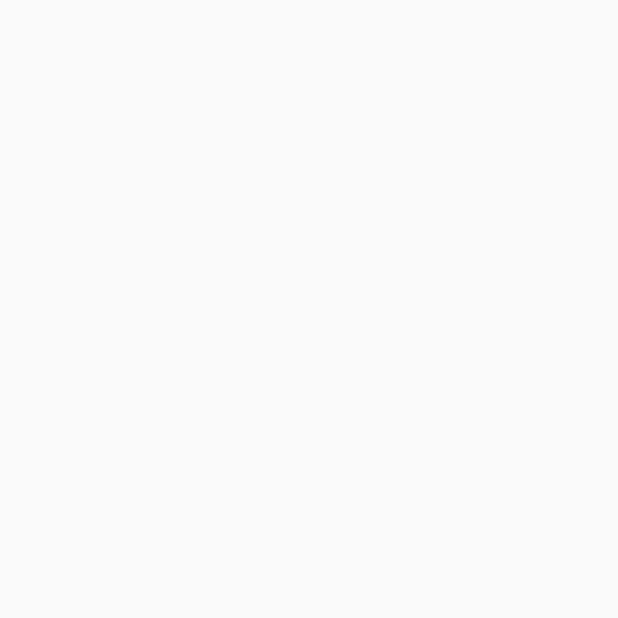
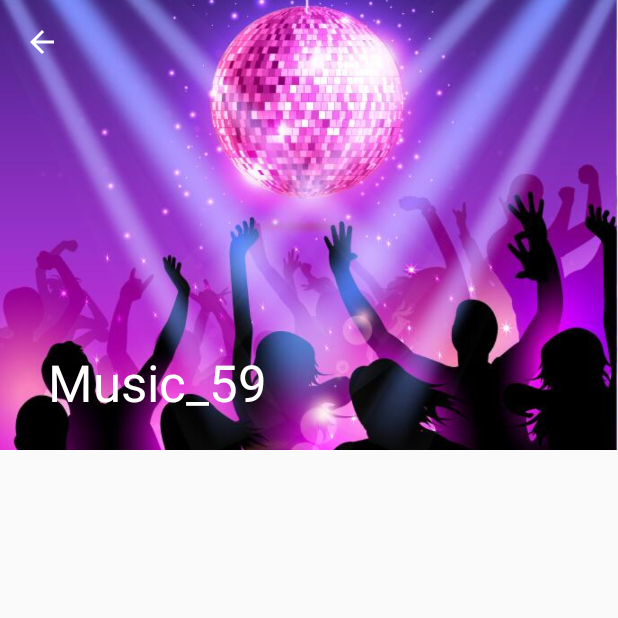
Before and after one commit to mdmahmudurrahman/Music_59, an Android app: the GenresActivity screen opened directly, with no data from a screen before it, on a phone screen of 412 x 824 dp, the top half of it. Before the commit the part shown is empty. Run offline under Robolectric (Android 15) with nearby library versions, the phone set to English and light mode, and no system bars.

Commit message:
7571_genre_screen

```diff
--- a/app/build.gradle
+++ b/app/build.gradle
@@ -27,4 +27,6 @@ dependencies {
     androidTestImplementation 'com.android.support.test.espresso:espresso-core:3.0.2'
     implementation 'com.android.support:design:28.0.0'
     implementation 'com.github.bumptech.glide:glide:4.9.0'
+    implementation 'com.android.support:recyclerview-v7:28.0.0'
+    implementation 'com.android.support:cardview-v7:28.0.0'
 }
--- /dev/null
+++ b/app/src/main/java/com/example/dung/music_59/ui/adapter/TracksAdapter.java
@@ -0,0 +1,82 @@
+package com.example.dung.music_59.ui.adapter;
+
+import android.content.Context;
+import android.support.annotation.NonNull;
+import android.support.v7.widget.RecyclerView;
+import android.view.LayoutInflater;
+import android.view.View;
+import android.view.ViewGroup;
+import android.widget.ImageView;
+import android.widget.TextView;
+
+import com.example.dung.music_59.R;
+import com.example.dung.music_59.data.model.Track;
+
+import java.util.List;
+
+public class TracksAdapter extends RecyclerView.Adapter<TracksAdapter.ViewHolder> {
+    private Context mContext;
+    private List<Track> mTracks;
+    private LayoutInflater mInflater;
+    private onClickTrackListener mTrackListener;
+
+    public TracksAdapter(Context context, List<Track> tracks) {
+        mContext = context;
+        mTracks = tracks;
+        mInflater = LayoutInflater.from(mContext);
+    }
+
+    @NonNull
+    @Override
+    public ViewHolder onCreateViewHolder(@NonNull ViewGroup viewGroup, int i) {
+        View view = mInflater.inflate(R.layout.custom_item_genres, viewGroup, false);
+        return new ViewHolder(view, mTrackListener);
+    }
+
+    @Override
+    public void onBindViewHolder(@NonNull ViewHolder viewHolder, int i) {
+        viewHolder.onBindView(mTracks.get(i));
+    }
+
+    @Override
+    public int getItemCount() {
+        return mTracks == null ? 0 : mTracks.size();
+    }
+
+    public class ViewHolder extends RecyclerView.ViewHolder implements View.OnClickListener {
+        private ImageView mImageTrack;
+        private TextView mTextNameTrack;
+        private TextView mTextNameArtist;
+        private ImageView mImageFavorite;
+        private ImageView mImageDowload;
+        private onClickTrackListener mTrackListener;
+        public ViewHolder(@NonNull View itemView, onClickTrackListener trackListener) {
+            super(itemView);
+            mImageTrack = itemView.findViewById(R.id.image_track);
+            mTextNameTrack = itemView.findViewById(R.id.text_name_track);
+            mTextNameArtist = itemView.findViewById(R.id.text_name_artist);
+            mImageDowload = itemView.findViewById(R.id.image_dowload);
+            mImageFavorite = itemView.findViewById(R.id.image_favorite);
+            mTrackListener = trackListener;
+        }
+
+        public void onBindView(Track track){
+            mTextNameTrack.setText(track.getTitle());
+            mTextNameArtist.setText(track.getArtist());
+            itemView.setOnClickListener(this);
+        }
+
+        @Override
+        public void onClick(View view) {
+            mTrackListener.onTrackClick();
+        }
+    }
+
+    public interface onClickTrackListener{
+        void onTrackClick();
+    }
+
+    public void setTrackListener(onClickTrackListener trackListener){
+        mTrackListener = trackListener;
+    }
+}
--- a/app/src/main/java/com/example/dung/music_59/ui/genres/GenresActivity.java
+++ b/app/src/main/java/com/example/dung/music_59/ui/genres/GenresActivity.java
@@ -4,15 +4,53 @@ import android.content.Context;
 import android.content.Intent;
 import android.os.Bundle;
 import android.support.v7.app.AppCompatActivity;
+import android.support.v7.widget.RecyclerView;
+import android.support.v7.widget.Toolbar;
+import android.widget.ImageView;
 
 import com.example.dung.music_59.R;
+import com.example.dung.music_59.data.model.Track;
+import com.example.dung.music_59.ui.adapter.TracksAdapter;
 
-public class GenresActivity extends AppCompatActivity {
+import java.util.ArrayList;
+import java.util.List;
+
+public class GenresActivity extends AppCompatActivity implements TracksAdapter.onClickTrackListener {
+    private ImageView mImageGenre;
+    private RecyclerView mRecyclerTrack;
+    private TracksAdapter mTracksAdapter;
+    private List<Track> mTracks;
 
     @Override
     protected void onCreate(Bundle savedInstanceState) {
         super.onCreate(savedInstanceState);
-        setContentView(R.layout.activity_track_genres);
+        setContentView(R.layout.activity_genres);
+
+        initView();
+        setToolbar();
+    }
+
+    @Override
+    public boolean onSupportNavigateUp() {
+        onBackPressed();
+        return true;
+    }
+
+    private void setToolbar() {
+        Toolbar mToolbarGenres;
+        mToolbarGenres = findViewById(R.id.tool_bar_genre);
+        setSupportActionBar(mToolbarGenres);
+        getSupportActionBar().setDisplayHomeAsUpEnabled(true);
+        getSupportActionBar().setDisplayShowHomeEnabled(true);
+    }
+
+    private void initView() {
+        mImageGenre = findViewById(R.id.image_track_genre);
+        mRecyclerTrack = findViewById(R.id.recycler_track_genre);
+        mTracks = new ArrayList<>();
+        mTracksAdapter = new TracksAdapter(getApplicationContext(), mTracks);
+        mRecyclerTrack.setAdapter(mTracksAdapter);
+        mTracksAdapter.setTrackListener(this);
     }
 
     public static Intent getIntent(Context context) {
@@ -20,4 +58,9 @@ public class GenresActivity extends AppCompatActivity {
         return intent;
     }
 
+    @Override
+    public void onTrackClick() {
+
+    }
+
 }
--- /dev/null
+++ b/app/src/main/res/drawable/ic_favorite_border_red_24dp.xml
@@ -0,0 +1,5 @@
+<vector android:height="24dp" android:tint="#FD061D"
+    android:viewportHeight="24.0" android:viewportWidth="24.0"
+    android:width="24dp" xmlns:android="http://schemas.android.com/apk/res/android">
+    <path android:fillColor="#FF000000" android:pathData="M16.5,3c-1.74,0 -3.41,0.81 -4.5,2.09C10.91,3.81 9.24,3 7.5,3 4.42,3 2,5.42 2,8.5c0,3.78 3.4,6.86 8.55,11.54L12,21.35l1.45,-1.32C18.6,15.36 22,12.28 22,8.5 22,5.42 19.58,3 16.5,3zM12.1,18.55l-0.1,0.1 -0.1,-0.1C7.14,14.24 4,11.39 4,8.5 4,6.5 5.5,5 7.5,5c1.54,0 3.04,0.99 3.57,2.36h1.87C13.46,5.99 14.96,5 16.5,5c2,0 3.5,1.5 3.5,3.5 0,2.89 -3.14,5.74 -7.9,10.05z"/>
+</vector>
--- /dev/null
+++ b/app/src/main/res/drawable/ic_file_download_black_24dp.xml
@@ -0,0 +1,5 @@
+<vector android:height="24dp" android:tint="#0D0D0D"
+    android:viewportHeight="24.0" android:viewportWidth="24.0"
+    android:width="24dp" xmlns:android="http://schemas.android.com/apk/res/android">
+    <path android:fillColor="#FF000000" android:pathData="M19,9h-4V3H9v6H5l7,7 7,-7zM5,18v2h14v-2H5z"/>
+</vector>
--- /dev/null
+++ b/app/src/main/res/layout/activity_genres.xml
@@ -0,0 +1,54 @@
+<?xml version="1.0" encoding="utf-8"?>
+
+<android.support.design.widget.CoordinatorLayout
+    xmlns:android="http://schemas.android.com/apk/res/android"
+    android:layout_width="match_parent"
+    android:layout_height="match_parent"
+    xmlns:app="http://schemas.android.com/apk/res-auto"
+    xmlns:tools="http://schemas.android.com/tools"
+    tools:context=".ui.genres.GenresActivity">
+
+    <android.support.design.widget.AppBarLayout
+        android:layout_width="match_parent"
+        android:layout_height="wrap_content"
+        android:theme="@style/ThemeOverlay.AppCompat.Dark.ActionBar">
+
+        <android.support.design.widget.CollapsingToolbarLayout
+            android:layout_width="match_parent"
+            android:layout_height="wrap_content"
+            app:contentScrim="@color/color_primary"
+            app:layout_scrollFlags="scroll|exitUntilCollapsed">
+
+            <ImageView
+                android:id="@+id/image_track_genre"
+                android:layout_width="match_parent"
+                android:layout_height="@dimen/dp_300"
+                android:scaleType="centerCrop"
+                android:src="@drawable/back_ground_genre"
+                app:layout_collapseMode="parallax" />
+
+            <android.support.v7.widget.Toolbar
+                android:id="@+id/tool_bar_genre"
+                android:layout_width="match_parent"
+                android:layout_height="?attr/actionBarSize"
+                app:layout_collapseMode="pin"
+                app:popupTheme="@style/ThemeOverlay.AppCompat.Light" />
+        </android.support.design.widget.CollapsingToolbarLayout>
+
+    </android.support.design.widget.AppBarLayout>
+
+    <android.support.v4.widget.NestedScrollView
+        android:layout_width="match_parent"
+        android:layout_height="match_parent"
+        app:layout_behavior="@string/appbar_scrolling_view_behavior">
+
+        <android.support.v7.widget.RecyclerView
+            android:id="@+id/recycler_track_genre"
+            android:layout_width="match_parent"
+            android:layout_height="match_parent"
+            android:layout_margin="@dimen/dp_5"
+            app:layoutManager="android.support.v7.widget.LinearLayoutManager"/>
+
+    </android.support.v4.widget.NestedScrollView>
+
+</android.support.design.widget.CoordinatorLayout>
--- a/app/src/main/res/layout/activity_track_genres.xml
+++ /dev/null
@@ -1,9 +0,0 @@
-<?xml version="1.0" encoding="utf-8"?>
-<android.support.constraint.ConstraintLayout xmlns:android="http://schemas.android.com/apk/res/android"
-    xmlns:app="http://schemas.android.com/apk/res-auto"
-    xmlns:tools="http://schemas.android.com/tools"
-    android:layout_width="match_parent"
-    android:layout_height="match_parent"
-    tools:context=".ui.genres.GenresActivity">
-
-</android.support.constraint.ConstraintLayout>
--- a/app/src/main/res/values/colors.xml
+++ b/app/src/main/res/values/colors.xml
@@ -3,7 +3,7 @@
     <color name="color_primary">#008577</color>
     <color name="color_primary_dark">#00574B</color>
     <color name="color_accent">#D81B60</color>
-    <color name="color_black">#000000</color>
+    <color name="color_black">#1D1A1A</color>
     <color name="color_white">#ffffff</color>
     <color name="color_transparent">#6611AC16</color>
 </resources>
```
Also changed, not shown: app/src/main/res/layout/custom_item_track.xml (added, +78 -0 lines), app/src/main/res/values/dimens.xml (+7 -1 lines), app/src/main/res/drawable/back_ground_genre.jpg (added).
